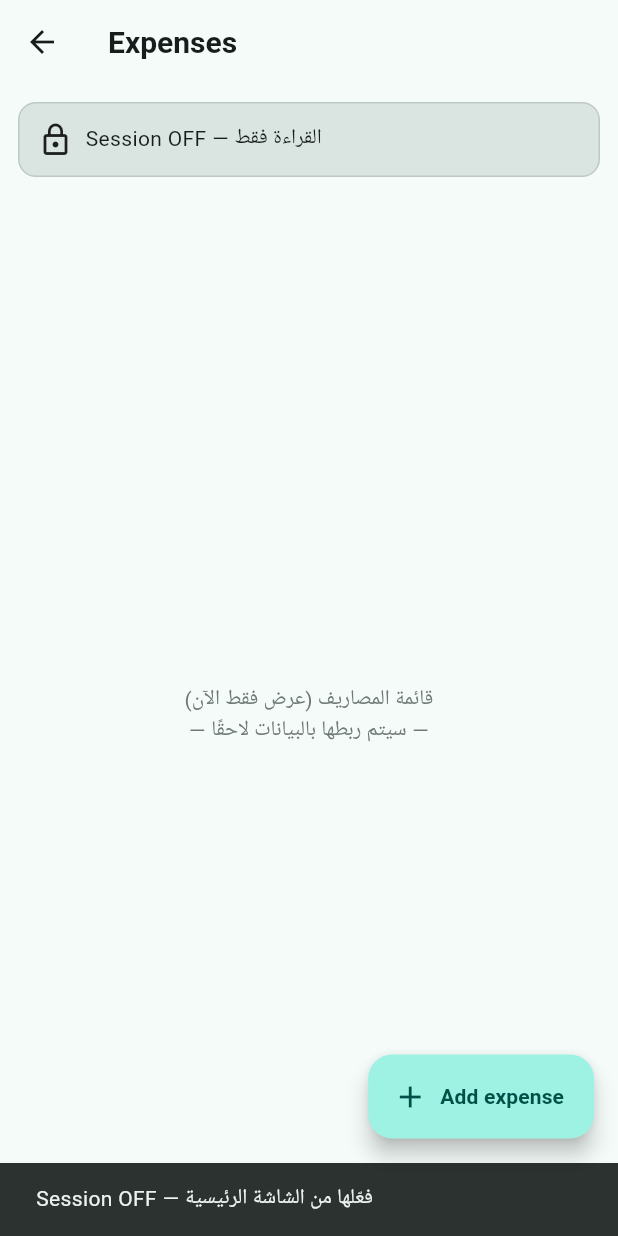
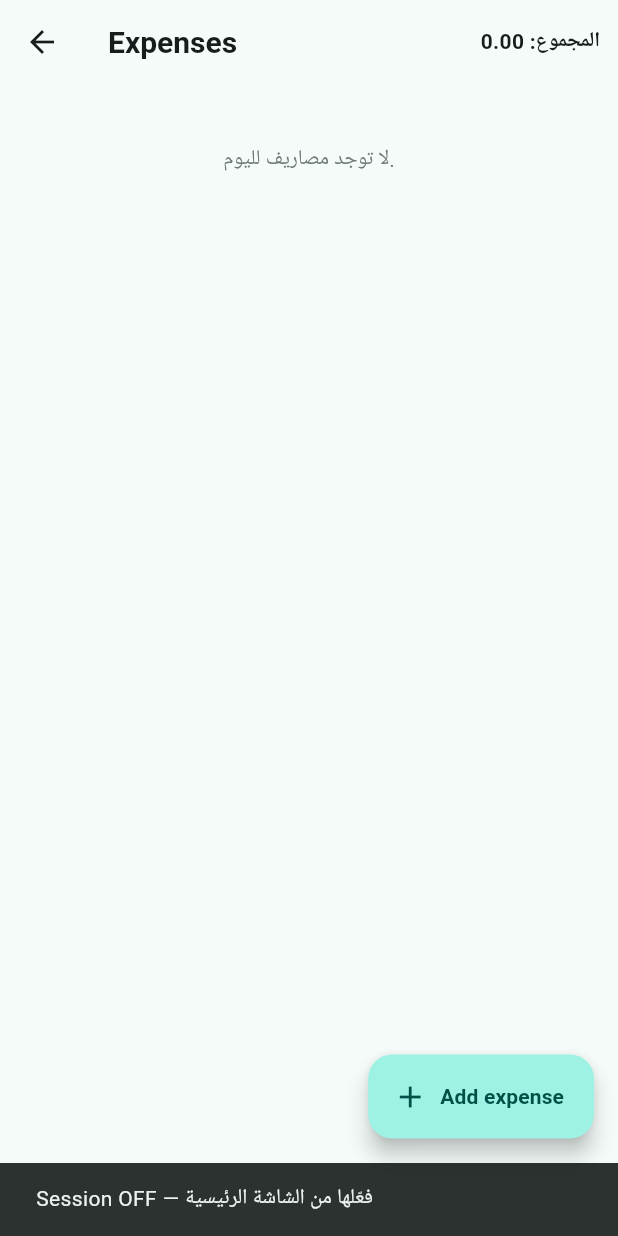
Before and after one commit to mustphache/admiral_tablet_a, a Flutter app: the ExpensesScreen screen opened by its route, after a tap on "Add expense", on a phone screen of 412 x 824 dp. Run offline on Flutter 3.47's test engine with Material 3 defaults, Android fonts, the phone set to English and light mode, and no system bars; our stand-ins replace pdf, printing, shared_preferences; accounts and stored records are empty.

Commit message:
[auto] sync: 2025-10-12 16:02:02

```diff
--- a/lib/features/day_session/expenses_screen.dart
+++ b/lib/features/day_session/expenses_screen.dart
@@ -2,12 +2,37 @@ import 'package:flutter/material.dart';
 import 'package:provider/provider.dart';
 
 import 'package:admiral_tablet_a/state/controllers/day_session_controller.dart';
+import 'package:admiral_tablet_a/state/controllers/expense_controller.dart';
+import 'package:admiral_tablet_a/data/models/expense_model.dart';
+import 'package:admiral_tablet_a/core/time/time_formats.dart';
+
 import 'package:admiral_tablet_a/features/day_session/expense_add_screen.dart';
 
-// Placeholder للقائمة؛ اربطه بكنترولر بياناتك لاحقًا.
+class ExpensesScreen extends StatefulWidget {
+  const ExpensesScreen({super.key});
 
-class ExpensesScreen extends StatelessWidget {
-  const ExpensesScreen({super.key});
+  @override
+  State<ExpensesScreen> createState() => _ExpensesScreenState();
+}
+
+class _ExpensesScreenState extends State<ExpensesScreen> {
+  final _ctrl = ExpenseController();
+  List<ExpenseModel> _items = const [];
+
+  String get _todayId => TimeFmt.dayIdToday();
+
+  void _reload() {
+    final all = _ctrl.items; // نفترض نفس نمط Wallet/Purchase
+    _items = all.where((e) => e.sessionId == _todayId).toList()
+      ..sort((a, b) => b.timestamp.compareTo(a.timestamp));
+    setState(() {});
+  }
+
+  @override
+  void initState() {
+    super.initState();
+    _reload();
+  }
 
   @override
   Widget build(BuildContext context) {
@@ -15,35 +40,46 @@ class ExpensesScreen extends StatelessWidget {
       create: (_) => DaySessionController()..load(),
       child: Consumer<DaySessionController>(
         builder: (_, session, __) {
+          final canWrite = session.isOn;
           final cs = Theme.of(context).colorScheme;
-          final canWrite = session.isOn;
+
+          final total = _items.fold<double>(0, (s, e) => s + e.amount);
 
           return Scaffold(
-            appBar: AppBar(title: const Text('Expenses')),
-            body: Column(
-              children: [
-                if (!canWrite)
-                  Container(
-                    width: double.infinity,
-                    padding: const EdgeInsets.all(12),
-                    margin: const EdgeInsets.all(12),
-                    decoration: BoxDecoration(
-                      color: cs.surfaceVariant,
-                      borderRadius: BorderRadius.circular(12),
-                      border: Border.all(color: cs.outlineVariant),
-                    ),
-                    child: const Row(
-                      children: [
-                        Icon(Icons.lock_outline),
-                        SizedBox(width: 8),
-                        Expanded(child: Text('Session OFF — القراءة فقط')),
-                      ],
+            appBar: AppBar(
+              title: const Text('Expenses'),
+              actions: [
+                Padding(
+                  padding: const EdgeInsets.symmetric(horizontal: 12),
+                  child: Center(
+                    child: Text(
+                      'المجموع: ${total.toStringAsFixed(2)}',
+                      style: const TextStyle(fontWeight: FontWeight.w600),
                     ),
                   ),
-                const Expanded(
-                  child: _ExpensesListPlaceholder(),
                 ),
               ],
+            ),
+            body: RefreshIndicator(
+              onRefresh: () async => _reload(),
+              child: _items.isEmpty
+                  ? ListView(
+                children: [
+                  const SizedBox(height: 40),
+                  Center(
+                    child: Text(
+                      'لا توجد مصاريف لليوم.',
+                      style: TextStyle(color: cs.outline),
+                    ),
+                  ),
+                ],
+              )
+                  : ListView.separated(
+                padding: const EdgeInsets.all(12),
+                itemBuilder: (_, i) => _ExpenseTile(_items[i]),
+                separatorBuilder: (_, __) => const Divider(height: 4),
+                itemCount: _items.length,
+              ),
             ),
             floatingActionButton: FloatingActionButton.extended(
               icon: const Icon(Icons.add),
@@ -55,7 +91,7 @@ class ExpensesScreen extends StatelessWidget {
                     builder: (_) => const ExpenseAddScreen(),
                   ),
                 );
-                // أعد تحميل القائمة لو ok == true
+                if (ok == true) _reload();
               }
                   : () {
                 ScaffoldMessenger.of(context).showSnackBar(
@@ -72,18 +108,23 @@ class ExpensesScreen extends StatelessWidget {
   }
 }
 
-class _ExpensesListPlaceholder extends StatelessWidget {
-  const _ExpensesListPlaceholder();
+class _ExpenseTile extends StatelessWidget {
+  final ExpenseModel m;
+  const _ExpenseTile(this.m);
 
   @override
   Widget build(BuildContext context) {
     final cs = Theme.of(context).colorScheme;
-    return Center(
-      child: Text(
-        'قائمة المصاريف (عرض فقط الآن)\n— سيتم ربطها بالبيانات لاحقًا —',
-        textAlign: TextAlign.center,
-        style: TextStyle(color: cs.outline),
-      ),
+    final date =
+        m.timestamp.toLocal().toString().split('.').first; // عرض مختصر
+
+    return ListTile(
+      leading: const Icon(Icons.receipt_long_outlined),
+      title: Text(m.kind.isEmpty ? '—' : m.kind),
+      subtitle: Text('ت: $date'),
+      trailing: Text('${m.amount.toStringAsFixed(2)} دج',
+          style: const TextStyle(fontWeight: FontWeight.w600)),
+      tileColor: cs.surface,
     );
   }
 }
```
